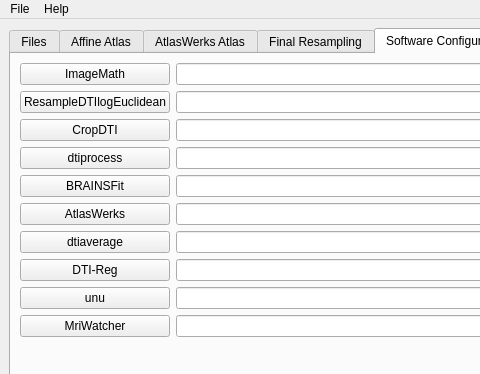
Before: the Qt Designer form GUIwindow.ui in adrienkaiser/DTIAtlasBuilder, drawn with Qt 5; both pictures show x 0 to 480 and y 0 to 374 of the 1045 by 577 pixel window.
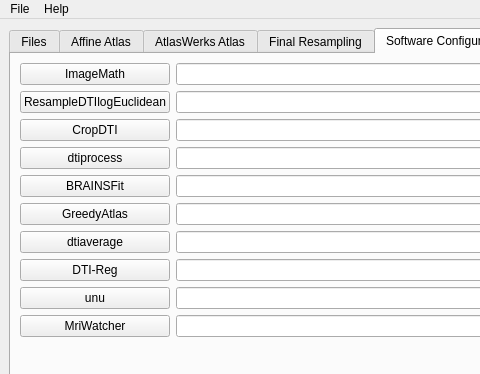
After: the same form once the commit is applied. The open tabs and pages were chosen to show the change.

Commit message: ENH: Replace AtlasWerks by GreedyAtlas

```diff
--- a/GUIwindow.ui
+++ b/GUIwindow.ui
@@ -1216,7 +1216,7 @@
             <item>
              <widget class="QPushButton" name="AWButton">
               <property name="text">
-               <string>AtlasWerks</string>
+               <string>GreedyAtlas</string>
               </property>
              </widget>
             </item>
```
Left out of the diff: 6 changed lines with no effect on the pictures. The commit also changes 4 other files.
